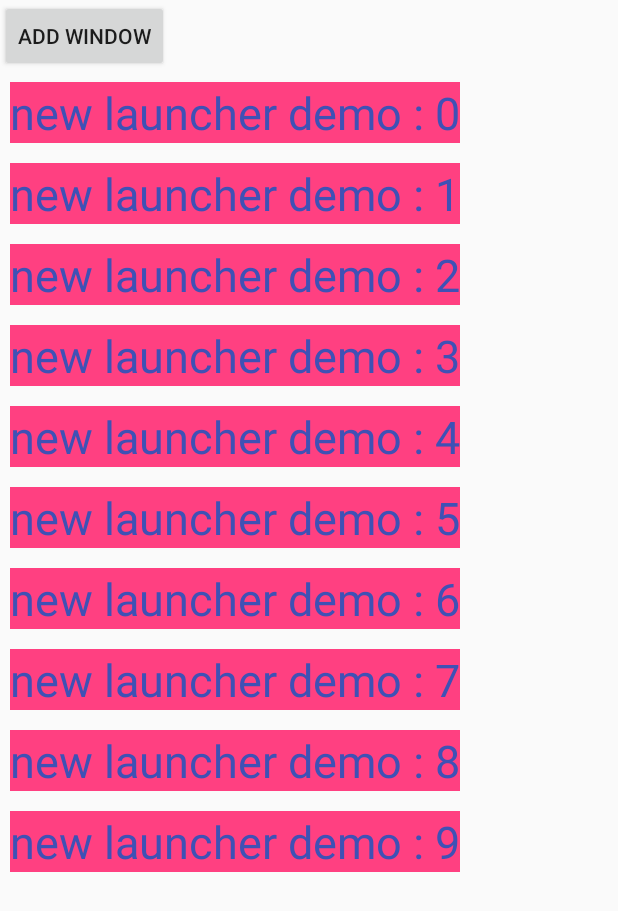
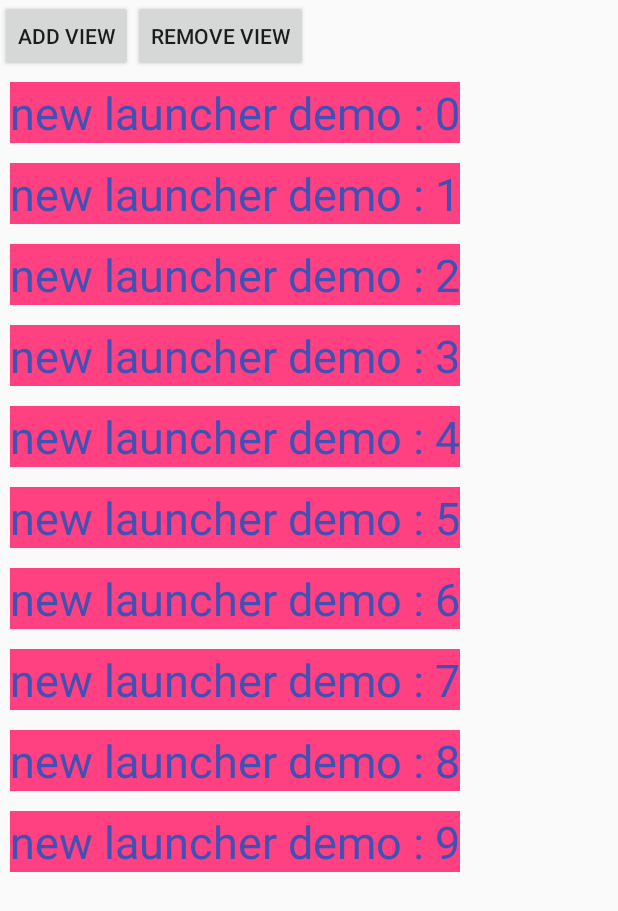
Before and after one commit to YuBingZhu/NewLauncherDemo, an Android app: the screen it shows after launch (AddViewActivity), on a phone screen of 412 x 824 dp. Shown: the top 911 px of the screen. Run offline under Robolectric (Android 15) with nearby library versions, the light colour scheme and no system bars.

Commit message:
add & remove multi views
Signed-off-by: Bing <panbing0105@gmail.com>

```diff
--- a/app/src/main/res/layout/add_view_container.xml
+++ b/app/src/main/res/layout/add_view_container.xml
@@ -4,11 +4,23 @@
     android:layout_height="match_parent"
     android:orientation="vertical">
 
-    <Button
-        android:layout_width="wrap_content"
+    <LinearLayout
+        android:layout_width="match_parent"
         android:layout_height="wrap_content"
-        android:onClick="add_view"
-        android:text="@string/btn_add_window" />
+        android:orientation="horizontal">
+
+        <Button
+            android:layout_width="wrap_content"
+            android:layout_height="wrap_content"
+            android:onClick="addView"
+            android:text="@string/btn_add_view" />
+
+        <Button
+            android:layout_width="wrap_content"
+            android:layout_height="wrap_content"
+            android:onClick="removeView"
+            android:text="@string/btn_remove_view" />
+    </LinearLayout>
 
     <ScrollView
         android:layout_width="match_parent"
--- a/app/src/main/res/values/strings.xml
+++ b/app/src/main/res/values/strings.xml
@@ -2,4 +2,5 @@
     <string name="app_name">NewLauncherDemo</string>
     <string name="btn_add_window">Add Window</string>
     <string name="btn_add_view">Add View</string>
+    <string name="btn_remove_view">Remove View</string>
 </resources>
```
Also changed, not shown: app/src/main/java/com/launcher/demo/addview/AddModel.java (added, +54 -0 lines), app/src/main/java/com/launcher/demo/addview/AddViewActivity.java (+34 -9 lines).
